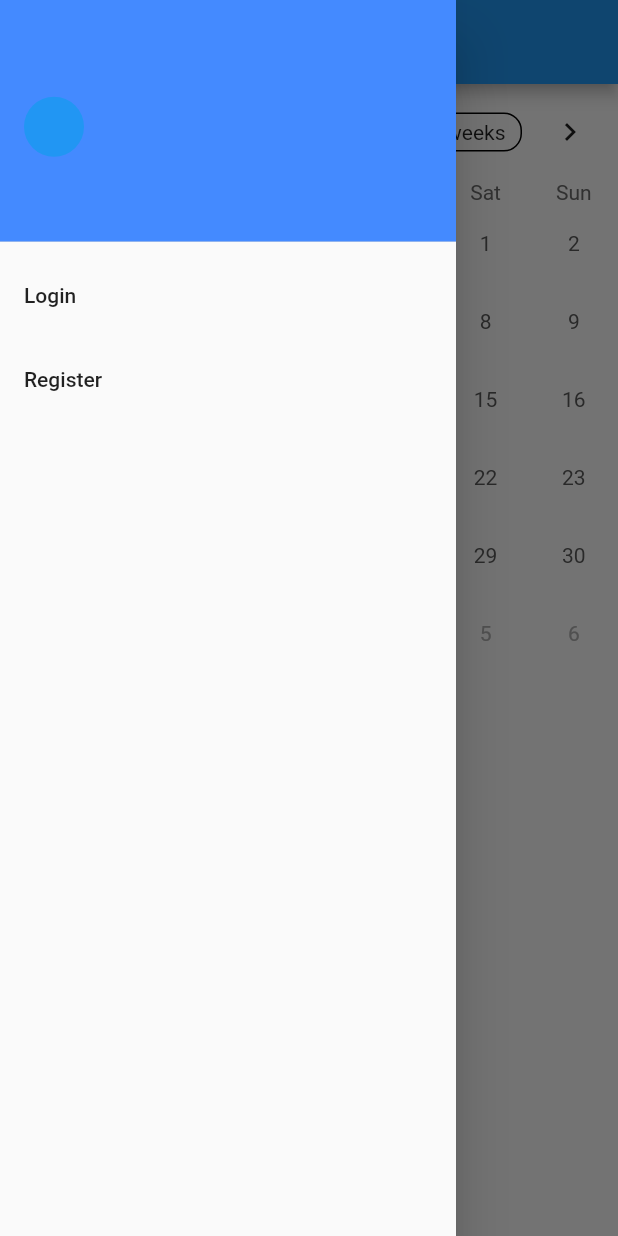
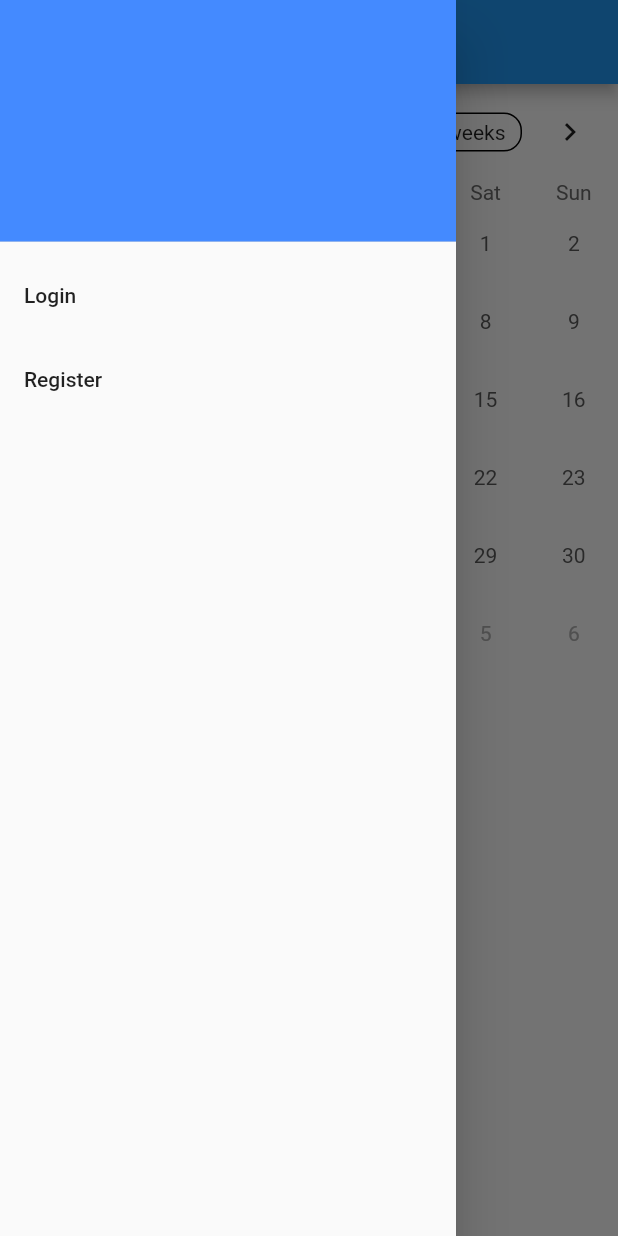
Before and after one commit to matecija/safor, a Flutter app: the screen it shows after launch, with the side drawer open, on a phone screen of 412 x 824 dp. Run offline on Flutter 3.47's test engine with Material 2 defaults, Android fonts, the phone set to English and light mode, and no system bars; drawn by our look-alikes of table_calendar; our stand-ins replace cloud_firestore, firebase_auth, firebase_core, fluttertoast; accounts and stored records are empty.

Commit message:
commit 6 - Funcional

```diff
--- a/lib/main.dart
+++ b/lib/main.dart
@@ -206,12 +206,6 @@ class _CalendarTableState extends State<CalendarTable> {
                         child: Image.network("https://thumbs.dreamstime.com/b/default-avatar-profile-flat-icon-social-media-user-vector-portrait-unknown-human-image-default-avatar-profile-flat-icon-184330869.jpg"),
                       ),
 
-                      if(model.currentUser == null)Align(
-                        alignment: Alignment.centerLeft,
-                        child: CircleAvatar(
-                          backgroundColor: Colors.blue,
-                        ),
-                      ),
 
                       if(model.currentUser != null)
                         Container(
@@ -236,7 +230,7 @@ class _CalendarTableState extends State<CalendarTable> {
                 if(model.currentUser == null) RegisterDialog().buildDialog(context, this, model.currentUser),
                 if(model.currentUser != null) ReservarDialog().buildDialog(context, this, model.currentUser!,retrievedData),
                 if(model.currentUser != null) ListTile(
-                  title: Text("Sign out"),
+                  title: Text("Salir"),
                   onTap: () {
                     model.logoutModelFunc();
                   },
```
Also changed, not shown: lib/services/model.dart (+47 -15 lines).
